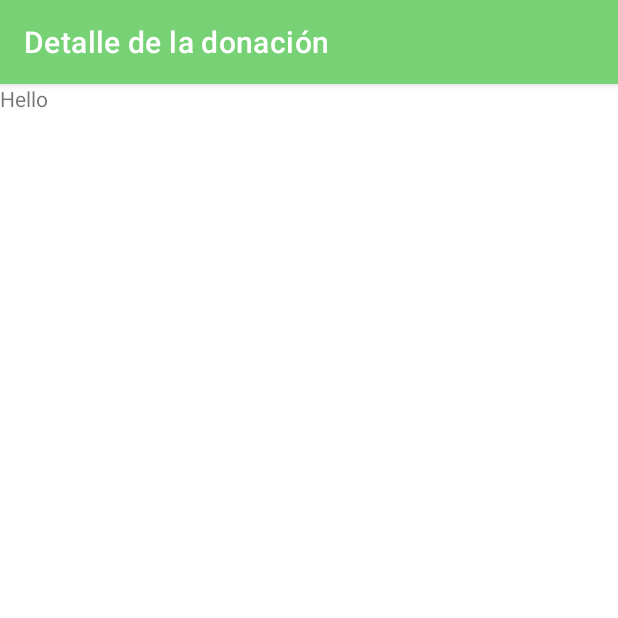
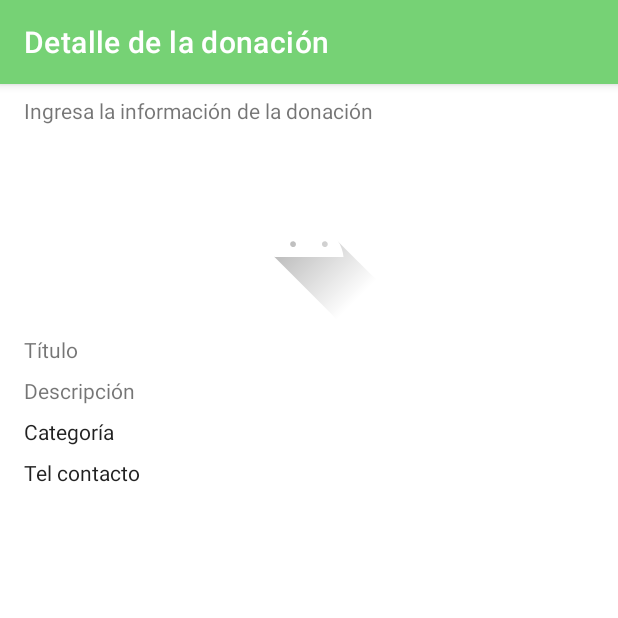
Before and after one commit to xpriidex/donalo, an Android app: the DonationDetailFragment screen opened through its navigation route, on a phone screen of 412 x 824 dp, the top half of it. Run offline under Robolectric (Android 15) with nearby library versions, the phone set to English and light mode, and no system bars; our stand-ins replace navigation-ui.

Commit message:
datail ok

```diff
--- a/app/src/main/res/layout/donation_detail_fragment.xml
+++ b/app/src/main/res/layout/donation_detail_fragment.xml
@@ -1,13 +1,90 @@
 <?xml version="1.0" encoding="utf-8"?>
-<FrameLayout xmlns:android="http://schemas.android.com/apk/res/android"
+<androidx.constraintlayout.widget.ConstraintLayout xmlns:android="http://schemas.android.com/apk/res/android"
+    xmlns:app="http://schemas.android.com/apk/res-auto"
     xmlns:tools="http://schemas.android.com/tools"
     android:layout_width="match_parent"
     android:layout_height="match_parent"
-    tools:context=".ui.donationdetail.DonationDetailFragment">
+    tools:context=".ui.donationcreate.DonationCreateFragment">
 
     <TextView
+        android:id="@+id/tvHarnessLabel"
+        style="@style/typography_14_bold"
         android:layout_width="match_parent"
-        android:layout_height="match_parent"
-        android:text="Hello" />
+        android:layout_height="wrap_content"
+        android:background="@android:color/white"
+        android:paddingStart="16dp"
+        android:paddingTop="8dp"
+        android:paddingEnd="16dp"
+        android:paddingBottom="8dp"
+        android:text="Ingresa la información de la donación"
+        app:layout_constraintEnd_toEndOf="parent"
+        app:layout_constraintStart_toStartOf="parent"
+        app:layout_constraintTop_toTopOf="parent" />
 
-</FrameLayout>
+    <ImageView
+        android:id="@+id/imageView2"
+        android:layout_width="0dp"
+        android:layout_height="wrap_content"
+        android:layout_marginStart="16dp"
+        android:layout_marginTop="16dp"
+        android:layout_marginEnd="16dp"
+        android:src="@drawable/ic_launcher_foreground"
+        app:layout_constraintEnd_toEndOf="parent"
+        app:layout_constraintStart_toStartOf="parent"
+        app:layout_constraintTop_toBottomOf="@+id/tvHarnessLabel" />
+
+    <TextView
+        android:id="@+id/tilDonateTitle"
+        android:layout_width="match_parent"
+        android:layout_height="wrap_content"
+        android:layout_marginStart="16dp"
+        android:layout_marginTop="8dp"
+        android:layout_marginEnd="16dp"
+        android:text="Título"
+        app:layout_constraintEnd_toEndOf="parent"
+        app:layout_constraintStart_toStartOf="parent"
+        app:layout_constraintTop_toBottomOf="@+id/imageView2" />
+
+
+    <TextView
+        android:id="@+id/tilDonateDescription"
+        android:layout_width="match_parent"
+        android:layout_height="wrap_content"
+        android:layout_marginStart="16dp"
+        android:layout_marginTop="8dp"
+        android:layout_marginEnd="16dp"
+        android:text="Descripción"
+        app:layout_constraintEnd_toEndOf="parent"
+        app:layout_constraintStart_toStartOf="parent"
+        app:layout_constraintTop_toBottomOf="@+id/tilDonateTitle" />
+
+
+    <TextView
+        android:id="@+id/tilDonateCategory"
+        style="@style/Widget.MaterialComponents.TextInputLayout.OutlinedBox"
+        android:layout_width="match_parent"
+        android:layout_height="wrap_content"
+        android:layout_marginStart="16dp"
+        android:layout_marginTop="8dp"
+        android:layout_marginEnd="16dp"
+        android:text="Categoría"
+        app:layout_constraintEnd_toEndOf="parent"
+        app:layout_constraintStart_toStartOf="parent"
+        app:layout_constraintTop_toBottomOf="@+id/tilDonateDescription" />
+
+
+    <TextView
+        android:id="@+id/tilDonateContact"
+        style="@style/Widget.MaterialComponents.TextInputLayout.OutlinedBox"
+        android:layout_width="match_parent"
+        android:layout_height="wrap_content"
+        android:layout_marginStart="16dp"
+        android:layout_marginTop="8dp"
+        android:layout_marginEnd="16dp"
+        android:text="Tel contacto"
+        app:layout_constraintEnd_toEndOf="parent"
+        app:layout_constraintStart_toStartOf="parent"
+        app:layout_constraintTop_toBottomOf="@+id/tilDonateCategory" />
+
+
+</androidx.constraintlayout.widget.ConstraintLayout>
```
